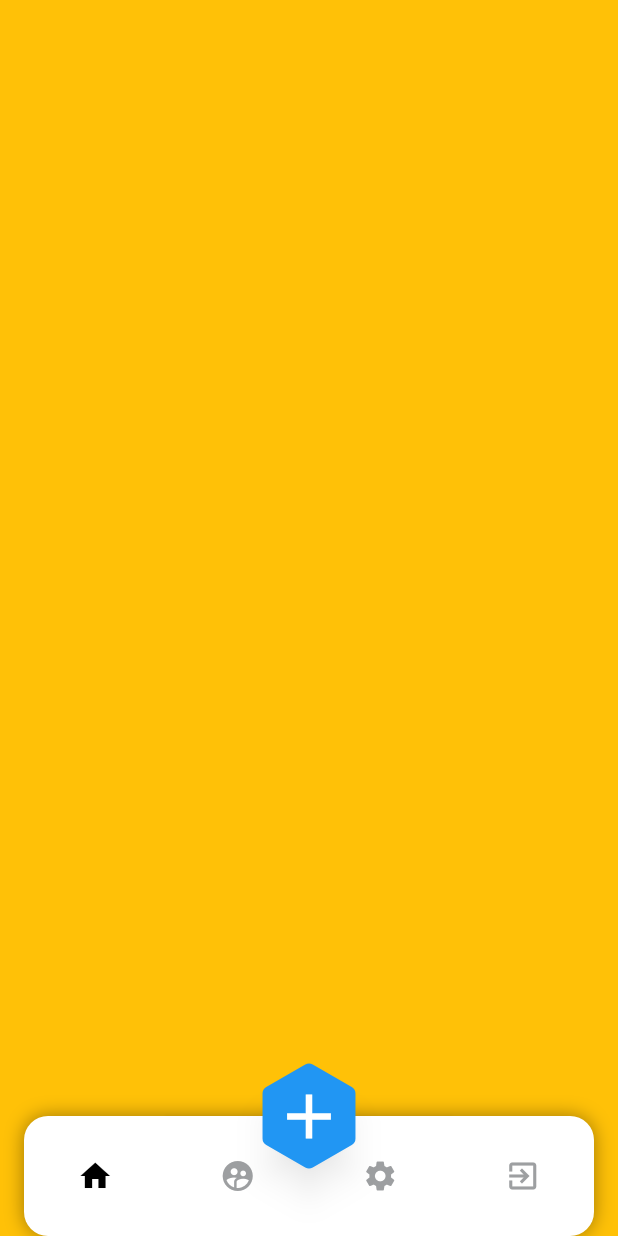
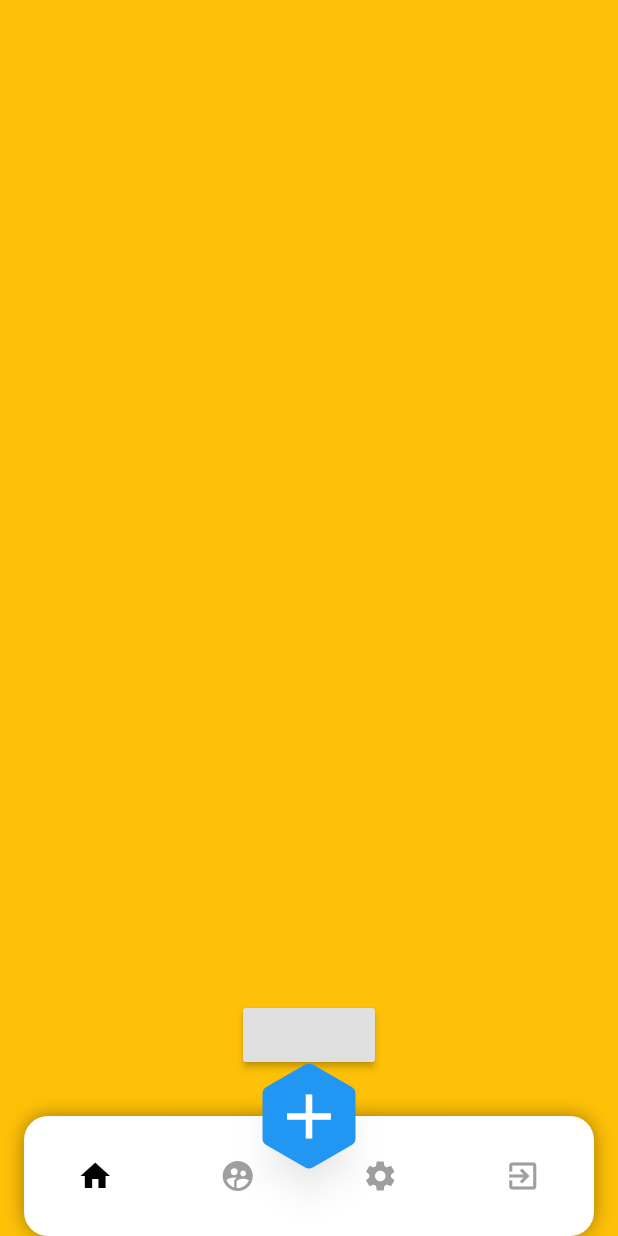
Before and after one commit to sahharYoucef/Circle_navigation_bar, a Flutter app: the screen it shows after launch, on a phone screen of 412 x 824 dp. Run offline on Flutter 3.47's test engine with Material 2 defaults, Android fonts, the phone set to English and light mode, and no system bars.

Commit message:
fix ignore pointer when circle dismissed

```diff
--- a/lib/main.dart
+++ b/lib/main.dart
@@ -24,14 +24,32 @@ class _MyHomePageState extends State<MyHomePage> {
     return Scaffold(
       backgroundColor: Colors.amber,
       body: Stack(
+        alignment: Alignment.center,
         children: <Widget>[
+          Positioned(
+              bottom: 110,
+              child: RaisedButton(onPressed: () {
+                print('hi');
+              })),
           Align(
             alignment: Alignment.bottomCenter,
             child: CircleNavigationBar(
               circleIcons: [
-                CustomIcon(icon: Icon(Icons.call), onPressed: () {}),
-                CustomIcon(icon: Icon(Icons.message), onPressed: () {}),
-                CustomIcon(icon: Icon(Icons.accessible), onPressed: () {}),
+                CustomIcon(
+                    icon: Icon(Icons.call),
+                    onPressed: () {
+                      print(1);
+                    }),
+                CustomIcon(
+                    icon: Icon(Icons.message),
+                    onPressed: () {
+                      print(2);
+                    }),
+                CustomIcon(
+                    icon: Icon(Icons.accessible),
+                    onPressed: () {
+                      print(3);
+                    }),
               ],
               navBarIcons: [
                 CustomIcon(icon: Icon(Icons.home), onPressed: () {}),
--- a/lib/src/circle_navigation_bar/circle_navigation_bar.dart
+++ b/lib/src/circle_navigation_bar/circle_navigation_bar.dart
@@ -1,4 +1,3 @@
-
 import './painter.dart';
 import 'package:flutter/material.dart';
 import 'dart:math';
@@ -70,19 +69,22 @@ class _CircleNavigationBarState extends State<CircleNavigationBar>
               bottom: widget.navbarHeight - 90,
               child: AnimatedBuilder(
                 animation: _rotationController,
-                builder: (context, child) => CustomPaint(
+                builder: (context, child) => IgnorePointer(
+                  ignoring: _rotationController.value == 0.0,
+                  child: CustomPaint(
                     size: Size(180, 180),
                     painter: CirclesPainter(_animation,
                         colors: widget.circleLayersColors),
                   ),
                 ),
               ),
-            Positioned(
+            ),
+            AnimatedBuilder(
+                animation: _rotationController,
+                builder: (context, child) => Positioned(
                       bottom: widget.navbarHeight - 90,
-                child: AnimatedBuilder(
-                  animation: _rotationController,
-                  builder: (context, child) => IgnorePointer(
-                    ignoring: _animation.value != 1.0,
+                      child: IgnorePointer(
+                        ignoring: _rotationController.value == 0.0,
                         child: Container(
                           decoration: BoxDecoration(
                             shape: BoxShape.circle,
@@ -109,7 +111,8 @@ class _CircleNavigationBarState extends State<CircleNavigationBar>
                                   child: IconButton(
                                       icon: widget.circleIcons[0].icon,
                                       color: widget.circleIconsColor,
-                                  onPressed: widget.circleIcons[0].onPressed)),
+                                      onPressed:
+                                          widget.circleIcons[0].onPressed)),
                               Align(
                                   alignment: Alignment(
                                     ((75) / 90) *
@@ -128,7 +131,8 @@ class _CircleNavigationBarState extends State<CircleNavigationBar>
                                   child: IconButton(
                                       icon: widget.circleIcons[1].icon,
                                       color: widget.circleIconsColor,
-                                  onPressed: widget.circleIcons[1].onPressed)),
+                                      onPressed:
+                                          widget.circleIcons[1].onPressed)),
                               Align(
                                   alignment: Alignment(
                                     ((75) / 90) *
@@ -147,7 +151,8 @@ class _CircleNavigationBarState extends State<CircleNavigationBar>
                                   child: IconButton(
                                       icon: widget.circleIcons[2].icon,
                                       color: widget.circleIconsColor,
-                                  onPressed: widget.circleIcons[2].onPressed)),
+                                      onPressed:
+                                          widget.circleIcons[2].onPressed)),
                             ],
                           ),
                         ),
@@ -158,7 +163,7 @@ class _CircleNavigationBarState extends State<CircleNavigationBar>
               child: Container(
                 height: navBarHeight,
                 margin: EdgeInsets.symmetric(horizontal: widget.margin),
-                width: constraints.maxWidth ,
+                width: constraints.maxWidth,
                 decoration: BoxDecoration(
                     color: widget.navBarColor,
                     borderRadius: widget.borderRadius,
@@ -264,8 +269,6 @@ class _AddButtonState extends State<AddButton> {
   }
 }
 
-
-
 class CustomIcon {
   Widget icon;
   Function onPressed;
```
Lines whose indentation alone changed are shown as unchanged.
